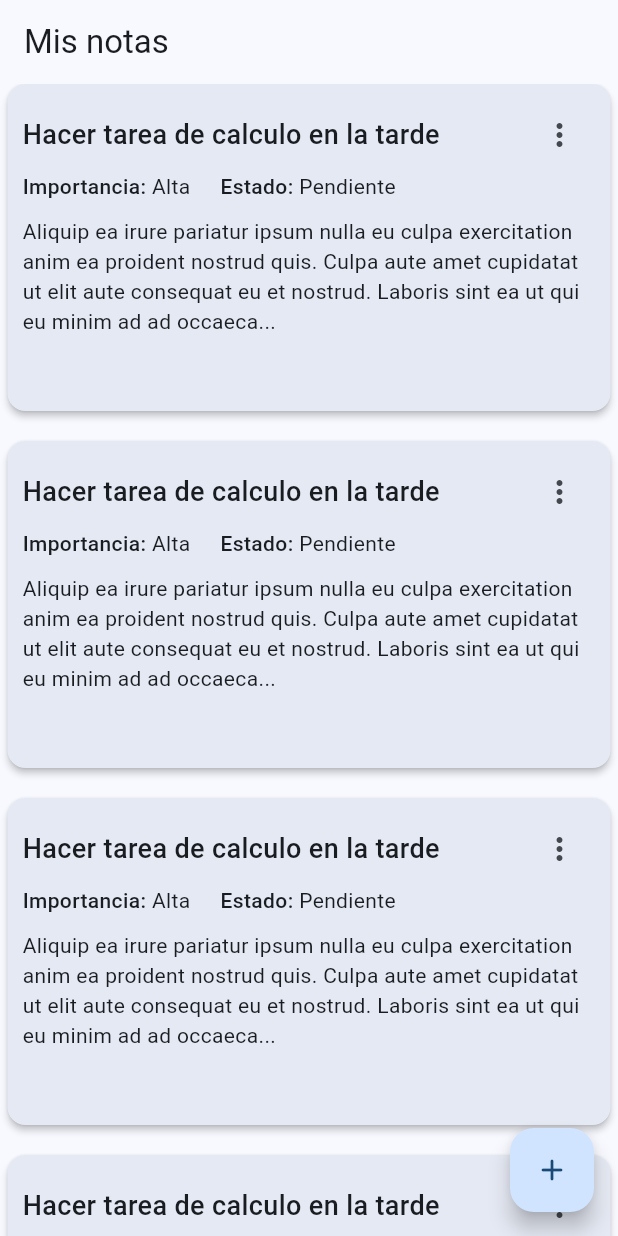
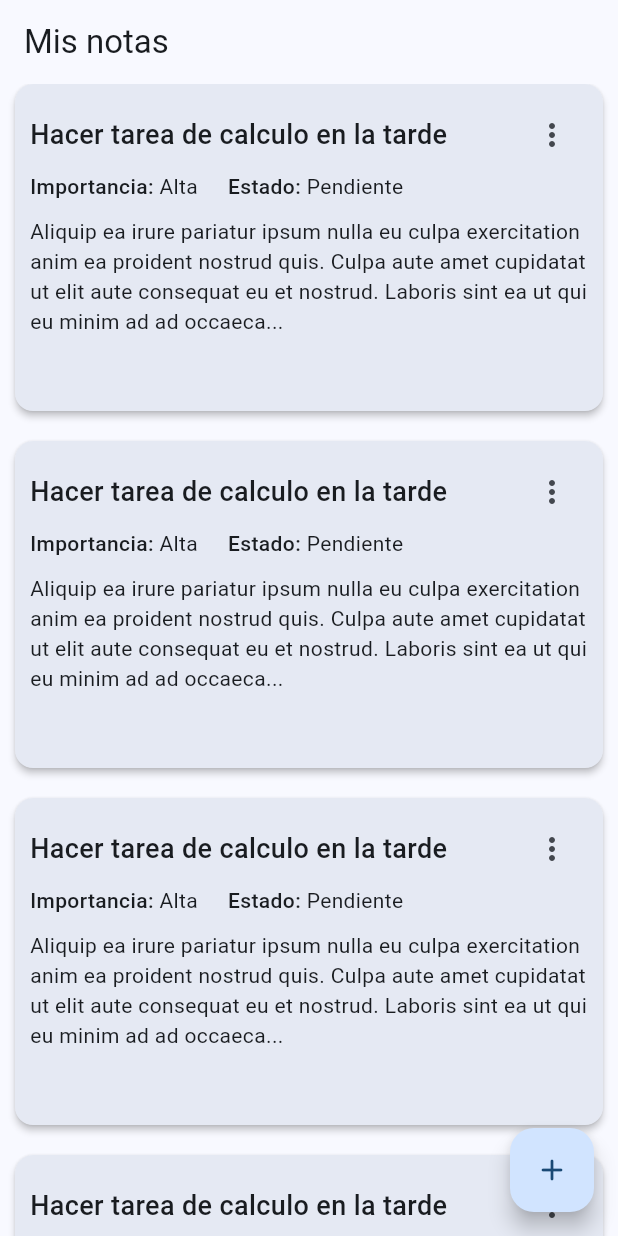
Before and after one commit to germandbl/notes_app, a Flutter app: the screen it shows after launch, on a phone screen of 412 x 824 dp. Run offline on Flutter 3.47's test engine with Material 3 defaults, Android fonts, the phone set to English and light mode, and no system bars; our stand-ins replace go_router.

Commit message:
Padding cambiado

```diff
--- a/lib/presentation/screens/home_screen.dart
+++ b/lib/presentation/screens/home_screen.dart
@@ -14,7 +14,7 @@ class HomeScreen extends StatelessWidget {
       ),
       body: const SingleChildScrollView(
         child: Padding(
-          padding: EdgeInsets.symmetric(horizontal: 5),
+          padding: EdgeInsets.symmetric(horizontal: 10),
           child: Column(
             children: [
               CustomCard(),
@@ -31,7 +31,7 @@ class HomeScreen extends StatelessWidget {
       ),
       floatingActionButton: FloatingActionButton(
           onPressed: () {
-            context.go('/note/2');
+            context.push('/note/2');
           }, child: const Icon(Icons.add_rounded)),
     );
   }
```
